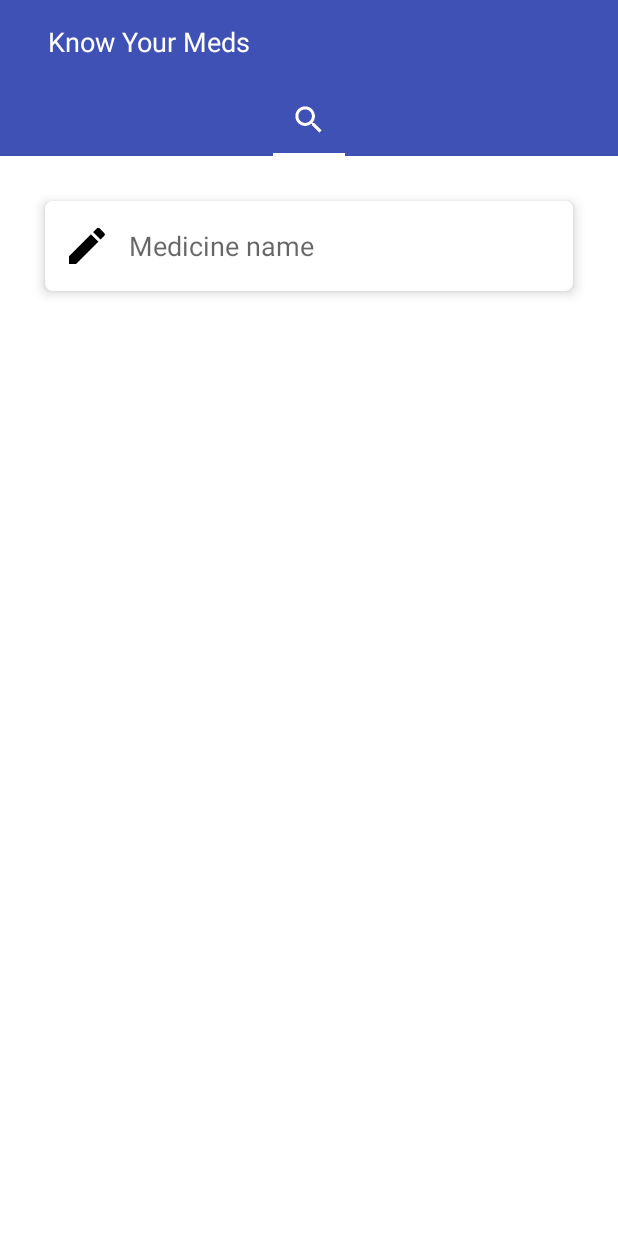
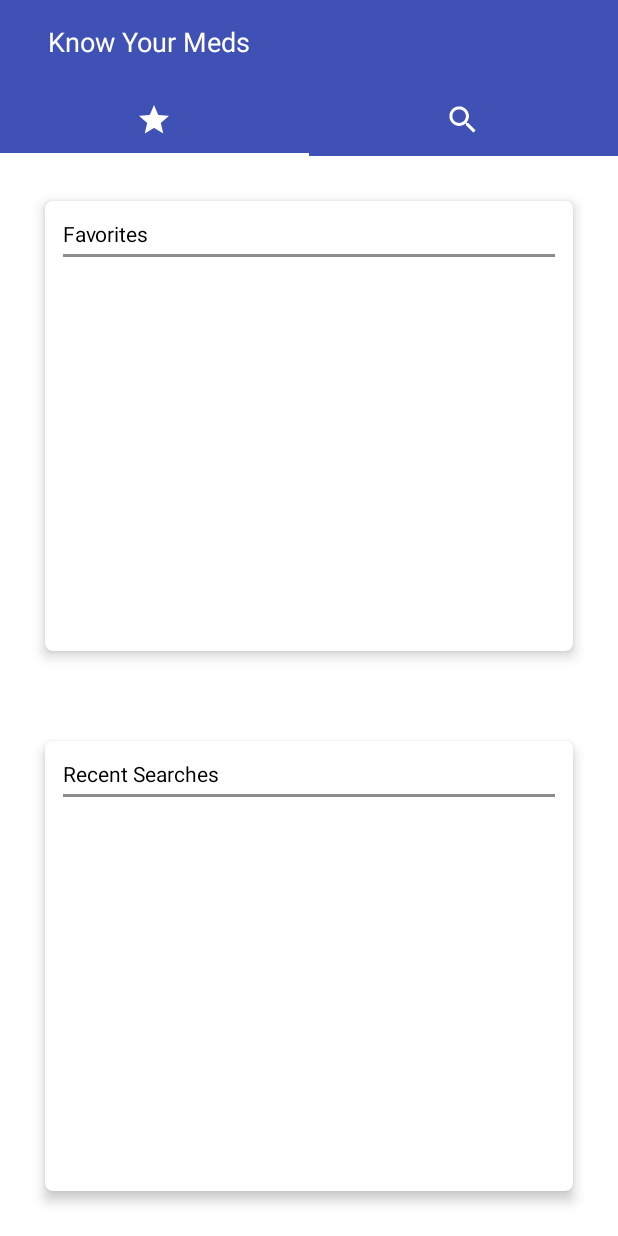
Before and after one commit to Tubbz-alt/KnowYourMeds, an Android app: the screen it shows after launch (MainActivity), on a phone screen of 412 x 824 dp. Run offline under Robolectric (Android 15) with nearby library versions, the phone set to English and light mode, and no system bars; our stand-ins replace Volley; 1 statement that could not run was skipped.

Commit message:
Added favorite fragment Raw database implementation

```diff
--- a/app/src/main/AndroidManifest.xml
+++ b/app/src/main/AndroidManifest.xml
@@ -20,6 +20,9 @@
                 <category android:name="android.intent.category.LAUNCHER" />
             </intent-filter>
         </activity>
+        <activity
+            android:name=".view.MedDetailActivity"
+            android:configChanges="orientation|keyboardHidden|screenSize"/>
         <activity android:name=".view.base.BaseActivity" />
     </application>
 
--- /dev/null
+++ b/app/src/main/java/com/tompee/utilities/knowyourmeds/controller/database/FavoriteDbHelper.java
@@ -0,0 +1,84 @@
+package com.tompee.utilities.knowyourmeds.controller.database;
+
+import android.content.ContentValues;
+import android.content.Context;
+import android.database.Cursor;
+import android.database.sqlite.SQLiteDatabase;
+import android.database.sqlite.SQLiteOpenHelper;
+
+import com.tompee.utilities.knowyourmeds.model.Medicine;
+
+import java.util.ArrayList;
+import java.util.List;
+
+public class FavoriteDbHelper extends SQLiteOpenHelper {
+    private static final String TABLE_NAME = "favorites";
+    private static final String COLUMN_ID = "rxcui";
+    private static final String COLUMN_NAME = "name";
+    private static final String COLUMN_PRESC = "presc";
+
+    private static final int DATABASE_VERSION = 1;
+    private static final String DATABASE_NAME = "Favorite.db";
+    private static final String SQL_CREATE_ENTRIES = "create table" +
+            TABLE_NAME + " (" + COLUMN_ID + "text not null," + COLUMN_NAME + "text not null," +
+            COLUMN_PRESC + "integer" + " )";
+    private static final String SQL_DELETE_ENTRIES = "DROP TABLE IF EXISTS " + TABLE_NAME;
+
+    public FavoriteDbHelper(Context context) {
+        super(context, DATABASE_NAME, null, DATABASE_VERSION);
+    }
+
+    @Override
+    public void onCreate(SQLiteDatabase sqLiteDatabase) {
+        sqLiteDatabase.execSQL(SQL_CREATE_ENTRIES);
+    }
+
+    @Override
+    public void onUpgrade(SQLiteDatabase sqLiteDatabase, int i, int i1) {
+        sqLiteDatabase.execSQL(SQL_DELETE_ENTRIES);
+        onCreate(sqLiteDatabase);
+    }
+
+    public void createEntry(Medicine med) {
+        ContentValues values = new ContentValues();
+        values.put(FavoriteDbHelper.COLUMN_ID, med.getRxnormId());
+        values.put(FavoriteDbHelper.COLUMN_NAME, med.getName());
+        values.put(FavoriteDbHelper.COLUMN_PRESC, med.isPrescribable() ? 1 : 0);
+
+        SQLiteDatabase db = getWritableDatabase();
+        db.insert(FavoriteDbHelper.TABLE_NAME, null, values);
+        db.close();
+    }
+
+    public List<Medicine> getAllEntries() {
+        List<Medicine> medList = new ArrayList<>();
+
+        SQLiteDatabase db = getWritableDatabase();
+        String[] columns = {COLUMN_ID, COLUMN_NAME, COLUMN_PRESC};
+        Cursor cursor = db.query(TABLE_NAME, columns, null, null, null, null, null);
+
+        cursor.moveToFirst();
+        while (!cursor.isAfterLast()) {
+            Medicine med = cursorToEntry(cursor);
+            medList.add(med);
+            cursor.moveToNext();
+        }
+        cursor.close();
+        db.close();
+        return medList;
+    }
+
+    private Medicine cursorToEntry(Cursor cursor) {
+        Medicine comment = new Medicine();
+        comment.setRxnormId(cursor.getString(0));
+        comment.setName(cursor.getString(1));
+        comment.setIsPrescribable(cursor.getInt(1) == 1);
+        return comment;
+    }
+
+    public void deleteEntry(Medicine med) {
+        String id = med.getRxnormId();
+        SQLiteDatabase db = getWritableDatabase();
+        db.delete(TABLE_NAME, COLUMN_ID + " = " + id, null);
+    }
+}
--- a/app/src/main/java/com/tompee/utilities/knowyourmeds/view/MainActivity.java
+++ b/app/src/main/java/com/tompee/utilities/knowyourmeds/view/MainActivity.java
@@ -13,6 +13,7 @@ import com.tompee.utilities.knowyourmeds.view.fragment.SearchFragment;
 
 public class MainActivity extends BaseActivity {
     private ViewPager mViewPager;
+    private static final int[] mTabIconList = {R.drawable.ic_star_white, R.drawable.ic_search_white};
 
     @Override
     public void onCreate(Bundle savedInstanceState) {
@@ -30,7 +31,7 @@ public class MainActivity extends BaseActivity {
         tabLayout.setupWithViewPager(mViewPager);
         for (int i = 0; i < tabLayout.getTabCount(); i++) {
             //noinspection ConstantConditions
-            tabLayout.getTabAt(i).setIcon(R.drawable.ic_search_white);
+            tabLayout.getTabAt(i).setIcon(mTabIconList[i]);
         }
     }
 }
--- a/app/src/main/java/com/tompee/utilities/knowyourmeds/view/adapter/ViewPagerAdapter.java
+++ b/app/src/main/java/com/tompee/utilities/knowyourmeds/view/adapter/ViewPagerAdapter.java
@@ -4,15 +4,18 @@ import android.support.v4.app.Fragment;
 import android.support.v4.app.FragmentManager;
 import android.support.v4.app.FragmentPagerAdapter;
 
+import com.tompee.utilities.knowyourmeds.view.fragment.RecentFavoriteFragment;
 import com.tompee.utilities.knowyourmeds.view.fragment.SearchFragment;
 
 public class ViewPagerAdapter extends FragmentPagerAdapter {
-    private static final int PAGE_COUNT = 1;
+    private static final int PAGE_COUNT = 2;
     private final SearchFragment mSearchFragment;
+    private final RecentFavoriteFragment mRecentFavoriteFragment;
 
     public ViewPagerAdapter(FragmentManager fm) {
         super(fm);
         mSearchFragment = SearchFragment.newInstance();
+        mRecentFavoriteFragment = RecentFavoriteFragment.newInstance();
     }
 
     @Override
@@ -22,6 +25,12 @@ public class ViewPagerAdapter extends FragmentPagerAdapter {
 
     @Override
     public Fragment getItem(int position) {
+        switch (position) {
+            case 0:
+                return mRecentFavoriteFragment;
+            case 1:
+                return mSearchFragment;
+        }
         return mSearchFragment;
     }
 
--- a/app/src/main/java/com/tompee/utilities/knowyourmeds/view/dialog/ProcessingDialog.java
+++ b/app/src/main/java/com/tompee/utilities/knowyourmeds/view/dialog/ProcessingDialog.java
@@ -15,7 +15,7 @@ public class ProcessingDialog extends Dialog {
         super(context, android.R.style.Theme_Wallpaper_NoTitleBar);
 
         @SuppressLint("InflateParams")
-        View progressDialog = LayoutInflater.from(context).inflate(R.layout.dialog_progess, null);
+        View progressDialog = LayoutInflater.from(context).inflate(R.layout.dialog_progress, null);
         TextView dialogText = (TextView) progressDialog.findViewById(R.id.progress_dialog_text);
         dialogText.setText(message);
 
--- /dev/null
+++ b/app/src/main/java/com/tompee/utilities/knowyourmeds/view/fragment/RecentFavoriteFragment.java
@@ -0,0 +1,32 @@
+package com.tompee.utilities.knowyourmeds.view.fragment;
+
+import android.os.Bundle;
+import android.support.annotation.Nullable;
+import android.support.v4.app.Fragment;
+import android.view.LayoutInflater;
+import android.view.View;
+import android.view.ViewGroup;
+
+import com.tompee.utilities.knowyourmeds.R;
+import com.tompee.utilities.knowyourmeds.controller.database.FavoriteDbHelper;
+
+public class RecentFavoriteFragment extends Fragment {
+    private FavoriteDbHelper mFavoriteDbHelper;
+
+    public static RecentFavoriteFragment newInstance() {
+        return new RecentFavoriteFragment();
+    }
+
+    @Override
+    public void onCreate(@Nullable Bundle savedInstanceState) {
+        super.onCreate(savedInstanceState);
+        mFavoriteDbHelper = new FavoriteDbHelper(getContext());
+    }
+
+    @Override
+    public View onCreateView(LayoutInflater inflater, ViewGroup container,
+                             Bundle savedInstanceState) {
+        View view = inflater.inflate(R.layout.fragment_recent_favorite, container, false);
+        return view;
+    }
+}
--- a/app/src/main/java/com/tompee/utilities/knowyourmeds/view/fragment/SearchFragment.java
+++ b/app/src/main/java/com/tompee/utilities/knowyourmeds/view/fragment/SearchFragment.java
@@ -1,7 +1,7 @@
 package com.tompee.utilities.knowyourmeds.view.fragment;
 
+import android.content.Intent;
 import android.os.Bundle;
-import android.support.annotation.Nullable;
 import android.support.v4.app.Fragment;
 import android.text.Editable;
 import android.text.TextWatcher;
@@ -18,10 +18,10 @@ import android.widget.TextView;
 import com.tompee.utilities.knowyourmeds.R;
 import com.tompee.utilities.knowyourmeds.controller.task.SearchTask;
 import com.tompee.utilities.knowyourmeds.model.Medicine;
+import com.tompee.utilities.knowyourmeds.view.MedDetailActivity;
 import com.tompee.utilities.knowyourmeds.view.adapter.SearchResultAdapter;
 import com.tompee.utilities.knowyourmeds.view.dialog.ProcessingDialog;
 
-import java.util.ArrayList;
 import java.util.List;
 
 public class SearchFragment extends Fragment implements TextWatcher, View.OnFocusChangeListener,
@@ -39,10 +39,7 @@ public class SearchFragment extends Fragment implements TextWatcher, View.OnFocu
     private ProcessingDialog mDialog;
 
     public static SearchFragment newInstance() {
-        Bundle args = new Bundle();
-        SearchFragment fragment = new SearchFragment();
-        fragment.setArguments(args);
-        return fragment;
+        return new SearchFragment();
     }
 
     @Override
@@ -154,9 +151,16 @@ public class SearchFragment extends Fragment implements TextWatcher, View.OnFocu
 
     @Override
     public void onItemClick(AdapterView<?> adapterView, View view, int position, long id) {
-        if (mMedList.get(position).getRxnormId() == null) {
-            mEditText.setText(mMedList.get(position).getName());
+        Medicine med = mMedList.get(position);
+        if (med.getRxnormId() == null) {
+            mEditText.setText(med.getName());
             startSearch();
+        } else {
+            Intent intent = new Intent(getContext(), MedDetailActivity.class);
+            intent.putExtra(MedDetailActivity.TAG_NAME, med.getName());
+            intent.putExtra(MedDetailActivity.TAG_ID, med.getRxnormId());
+            intent.setFlags(Intent.FLAG_ACTIVITY_CLEAR_TOP);
+            startActivity(intent);
         }
     }
 }
--- a/app/src/main/res/layout/dialog_progess.xml
+++ b/app/src/main/res/layout/dialog_progress.xml
@@ -26,5 +26,4 @@
 
     </LinearLayout>
 
-
 </RelativeLayout>
--- /dev/null
+++ b/app/src/main/res/layout/fragment_recent_favorite.xml
@@ -0,0 +1,109 @@
+<?xml version="1.0" encoding="utf-8"?>
+<LinearLayout xmlns:android="http://schemas.android.com/apk/res/android"
+    xmlns:card_view="http://schemas.android.com/apk/res-auto"
+    android:layout_width="match_parent"
+    android:layout_height="match_parent"
+    android:orientation="vertical">
+
+    <android.support.v7.widget.CardView
+        android:layout_width="match_parent"
+        android:layout_height="0dp"
+        android:layout_marginBottom="@dimen/search_margin"
+        android:layout_marginLeft="@dimen/search_margin"
+        android:layout_marginRight="@dimen/search_margin"
+        android:layout_marginTop="@dimen/search_margin"
+        android:layout_weight="0.4"
+        card_view:cardCornerRadius="5dp"
+        card_view:cardElevation="5dp">
+
+        <LinearLayout
+            android:layout_width="match_parent"
+            android:layout_height="wrap_content"
+            android:orientation="vertical">
+
+            <TextView
+                android:layout_width="match_parent"
+                android:layout_height="wrap_content"
+                android:layout_marginLeft="@dimen/search_horizontal_padding"
+                android:layout_marginStart="@dimen/search_horizontal_padding"
+                android:layout_marginTop="@dimen/search_vertical_padding"
+                android:text="@string/favorites"
+                android:textAppearance="?android:attr/textAppearanceSmall"
+                android:textColor="@color/dark_text" />
+
+            <View
+                android:layout_width="match_parent"
+                android:layout_height="2dp"
+                android:layout_marginBottom="4dp"
+                android:layout_marginEnd="@dimen/search_horizontal_padding"
+                android:layout_marginLeft="@dimen/search_horizontal_padding"
+                android:layout_marginRight="@dimen/search_horizontal_padding"
+                android:layout_marginStart="@dimen/search_horizontal_padding"
+                android:layout_marginTop="4dp"
+                android:background="@color/dark_secondary_text" />
+
+            <ListView
+                android:id="@+id/list_favorite"
+                android:layout_width="match_parent"
+                android:layout_height="wrap_content"
+                android:layout_marginBottom="@dimen/search_vertical_padding"
+                android:layout_marginEnd="@dimen/search_horizontal_padding"
+                android:layout_marginLeft="@dimen/search_horizontal_padding"
+                android:layout_marginRight="@dimen/search_horizontal_padding"
+                android:layout_marginStart="@dimen/search_horizontal_padding"
+                android:divider="@android:color/transparent"
+                android:minHeight="@dimen/list_view_height" />
+        </LinearLayout>
+    </android.support.v7.widget.CardView>
+
+    <android.support.v7.widget.CardView
+        android:layout_width="match_parent"
+        android:layout_height="0dp"
+        android:layout_marginBottom="@dimen/search_margin"
+        android:layout_marginLeft="@dimen/search_margin"
+        android:layout_marginRight="@dimen/search_margin"
+        android:layout_marginTop="@dimen/search_margin"
+        android:layout_weight="0.4"
+        card_view:cardCornerRadius="5dp"
+        card_view:cardElevation="5dp">
+
+        <LinearLayout
+            android:layout_width="match_parent"
+            android:layout_height="wrap_content"
+            android:orientation="vertical">
+
+            <TextView
+                android:layout_width="match_parent"
+                android:layout_height="wrap_content"
+                android:layout_marginLeft="@dimen/search_horizontal_padding"
+                android:layout_marginStart="@dimen/search_horizontal_padding"
+                android:layout_marginTop="@dimen/search_vertical_padding"
+                android:text="@string/recent"
+                android:textAppearance="?android:attr/textAppearanceSmall"
+                android:textColor="@color/dark_text" />
+
+            <View
+                android:layout_width="match_parent"
+                android:layout_height="2dp"
+                android:layout_marginBottom="4dp"
+                android:layout_marginEnd="@dimen/search_horizontal_padding"
+                android:layout_marginLeft="@dimen/search_horizontal_padding"
+                android:layout_marginRight="@dimen/search_horizontal_padding"
+                android:layout_marginStart="@dimen/search_horizontal_padding"
+                android:layout_marginTop="4dp"
+                android:background="@color/dark_secondary_text" />
+
+            <ListView
+                android:id="@+id/recent"
+                android:layout_width="match_parent"
+                android:layout_height="wrap_content"
+                android:layout_marginBottom="@dimen/search_vertical_padding"
+                android:layout_marginEnd="@dimen/search_horizontal_padding"
+                android:layout_marginLeft="@dimen/search_horizontal_padding"
+                android:layout_marginRight="@dimen/search_horizontal_padding"
+                android:layout_marginStart="@dimen/search_horizontal_padding"
+                android:divider="@android:color/transparent"
+                android:minHeight="@dimen/list_view_height" />
+        </LinearLayout>
+    </android.support.v7.widget.CardView>
+</LinearLayout>
--- a/app/src/main/res/values/strings.xml
+++ b/app/src/main/res/values/strings.xml
@@ -2,10 +2,15 @@
     <string name="app_name">Know Your Meds</string>
 
     <string name="default_content_description">Content Description</string>
+
+    <string name="favorites">Favorites</string>
+    <string name="recent">Recent Searches</string>
 
     <string name="search_hint">Medicine name</string>
     <string name="process_search">Searching&#8230;</string>
     <string name="search_results">Result</string>
     <string name="suggestions_results">Suggestions for %1$s</string>
 
+    <string name="fetch_details">Acquiring information&#8230;</string>
+
 </resources>
```
Also changed, not shown: app/src/main/java/com/tompee/utilities/knowyourmeds/view/MedDetailActivity.java (added, +32 -0 lines), app/src/main/java/com/tompee/utilities/knowyourmeds/view/SearchResultActivity.java (deleted, +0 -20 lines), app/src/main/res/drawable-hdpi/ic_star_white.png (added), app/src/main/res/drawable-mdpi/ic_star_white.png (added), app/src/main/res/drawable-xhdpi/ic_star_white.png (added), app/src/main/res/drawable-xxhdpi/ic_star_white.png (added), app/src/main/res/drawable-xxxhdpi/ic_star_white.png (added), app/src/main/res/layout/activity_med_detail.xml (renamed from app/src/main/res/layout/activity_search_result.xml).
